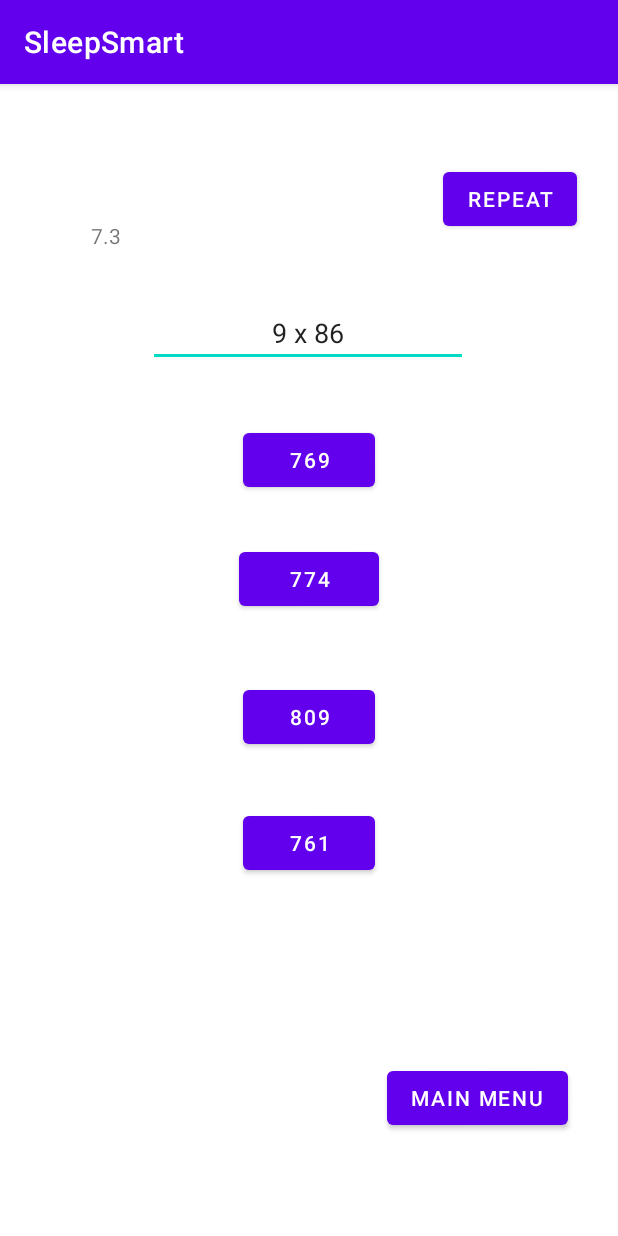
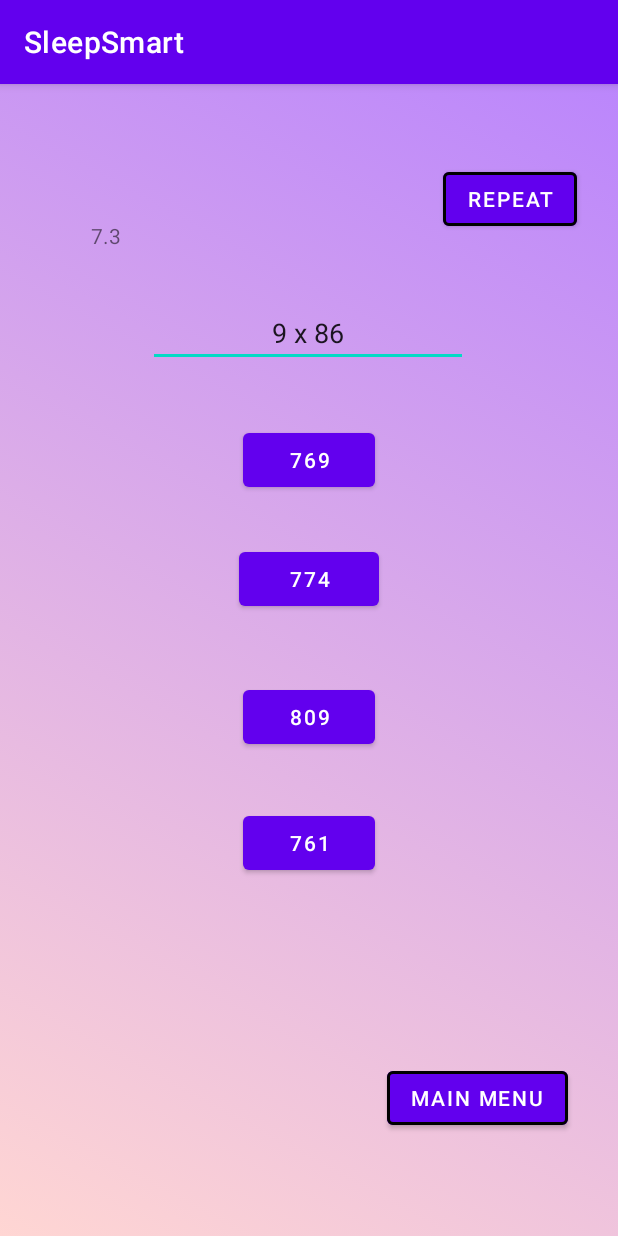
Before and after one commit to Wangsteven3/EC327-Project, an Android app: the Math screen opened directly, with no data from a screen before it, on a phone screen of 412 x 824 dp. Run offline under Robolectric (Android 15) with nearby library versions, the phone set to English and light mode, and no system bars; Roboto replaces fonts that are not available here.

Commit message:
Quality assurance

```diff
--- a/app/src/main/java/com/example/sleeptest/Math.java
+++ b/app/src/main/java/com/example/sleeptest/Math.java
@@ -1,15 +1,15 @@
 package com.example.sleeptest;
 
 import android.content.Intent;
+import android.graphics.drawable.AnimationDrawable;
 import android.os.Bundle;
+import android.os.CountDownTimer;
 import android.view.View;
 import android.widget.Button;
 import android.widget.TextView;
-import android.os.CountDownTimer;
 
 import androidx.appcompat.app.AppCompatActivity;
-
-import org.w3c.dom.Text;
+import androidx.constraintlayout.widget.ConstraintLayout;
 
 import java.util.Random;
 
@@ -36,6 +36,13 @@ public class Math extends AppCompatActivity{
             TextView countdown = (TextView) findViewById(R.id.countdown);
             TextView summary = (TextView) findViewById(R.id.summary);
             correct = 0;
+
+            //gradient background animation
+            ConstraintLayout app = findViewById(R.id.mathLayout);
+            AnimationDrawable gradientBackground = (AnimationDrawable) app.getBackground();
+            gradientBackground.setEnterFadeDuration(1000);
+            gradientBackground.setExitFadeDuration(3000);
+            gradientBackground.start();
 
             int operation = rand.nextInt(4); //add = 0, sub = 1, mul = 2, div = 3
             if(operation == 0 || operation == 1){
--- a/app/src/main/res/layout/alarm.xml
+++ b/app/src/main/res/layout/alarm.xml
@@ -54,6 +54,7 @@
         android:layout_marginBottom="94dp"
         android:onClick="onTimeSet"
         android:text="Alarm Inactive"
+        android:textAppearance="@style/TextAppearance.AppCompat.Large"
         android:textSize="36sp"
         app:layout_constraintBottom_toTopOf="@+id/button"
         app:layout_constraintEnd_toEndOf="parent"
--- a/app/src/main/res/layout/math.xml
+++ b/app/src/main/res/layout/math.xml
@@ -4,7 +4,10 @@
     xmlns:app="http://schemas.android.com/apk/res-auto"
     xmlns:tools="http://schemas.android.com/tools"
     android:layout_width="match_parent"
-    android:layout_height="match_parent">
+    android:layout_height="match_parent"
+
+    android:id="@+id/mathLayout"
+    android:background="@drawable/gradientbackground_list">
 
     <EditText
         android:id="@+id/expression"
@@ -86,7 +89,8 @@
         app:layout_constraintHorizontal_bias="0.886"
         app:layout_constraintStart_toStartOf="parent"
         app:layout_constraintTop_toTopOf="parent"
-        app:layout_constraintVertical_bias="0.906" />
+        app:layout_constraintVertical_bias="0.906"
+        app:strokeWidth="2dp" />
 
     <Button
         android:id="@+id/button17"
@@ -98,7 +102,8 @@
         app:layout_constraintHorizontal_bias="0.916"
         app:layout_constraintStart_toStartOf="parent"
         app:layout_constraintTop_toTopOf="parent"
-        app:layout_constraintVertical_bias="0.073" />
+        app:layout_constraintVertical_bias="0.073"
+        app:strokeWidth="2dp" />
 
     <TextView
         android:id="@+id/countdown"
--- a/app/src/main/res/layout/memory2b.xml
+++ b/app/src/main/res/layout/memory2b.xml
@@ -81,6 +81,7 @@
         app:layout_constraintBottom_toBottomOf="parent"
         app:layout_constraintEnd_toEndOf="parent"
         app:layout_constraintStart_toStartOf="parent"
-        app:layout_constraintTop_toTopOf="parent" />
+        app:layout_constraintTop_toTopOf="parent"
+        app:strokeWidth="2dp" />
 
 </androidx.constraintlayout.widget.ConstraintLayout>
--- a/app/src/main/res/layout/memory3b.xml
+++ b/app/src/main/res/layout/memory3b.xml
@@ -137,6 +137,7 @@
         app:layout_constraintEnd_toEndOf="parent"
         app:layout_constraintStart_toStartOf="parent"
         app:layout_constraintTop_toTopOf="parent"
-        app:layout_constraintVertical_bias="0.551" />
+        app:layout_constraintVertical_bias="0.551"
+        app:strokeWidth="2dp" />
 
 </androidx.constraintlayout.widget.ConstraintLayout>
--- a/app/src/main/res/layout/memory4b.xml
+++ b/app/src/main/res/layout/memory4b.xml
@@ -222,6 +222,7 @@
         app:layout_constraintHorizontal_bias="0.487"
         app:layout_constraintStart_toStartOf="parent"
         app:layout_constraintTop_toTopOf="parent"
-        app:layout_constraintVertical_bias="0.635" />
+        app:layout_constraintVertical_bias="0.635"
+        app:strokeWidth="2dp" />
 
 </androidx.constraintlayout.widget.ConstraintLayout>
--- a/app/src/main/res/layout/memorytwo.xml
+++ b/app/src/main/res/layout/memorytwo.xml
@@ -65,7 +65,7 @@
         android:id="@+id/main"
         android:layout_width="wrap_content"
         android:layout_height="wrap_content"
-        android:text="back"
+        android:text="HOME"
         app:layout_constraintBottom_toBottomOf="parent"
         app:layout_constraintEnd_toEndOf="parent"
         app:layout_constraintHorizontal_bias="0.498"
--- a/app/src/main/res/layout/profile.xml
+++ b/app/src/main/res/layout/profile.xml
@@ -26,7 +26,8 @@
         app:layout_constraintHorizontal_bias="0.478"
         app:layout_constraintStart_toStartOf="parent"
         app:layout_constraintTop_toTopOf="parent"
-        app:layout_constraintVertical_bias="0.872" />
+        app:layout_constraintVertical_bias="0.872"
+        app:strokeWidth="2dp" />
 
     <androidx.recyclerview.widget.RecyclerView
         android:id="@+id/inputstuff"
```
Also changed, not shown: app/src/main/java/com/example/sleeptest/Mathb.java (+10 -3 lines), app/src/main/res/layout/mathb.xml (+7 -2 lines), app/src/main/res/layout/memory3.xml (+7 -4 lines), app/src/main/res/layout/memory4.xml (+8 -5 lines), app/src/main/res/layout/simon.xml (+14 -12 lines).
